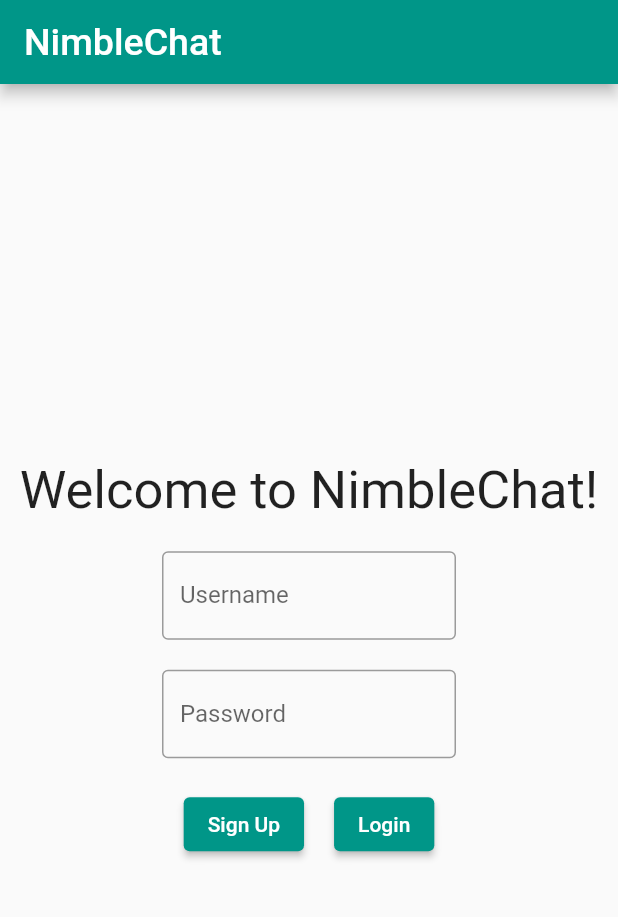
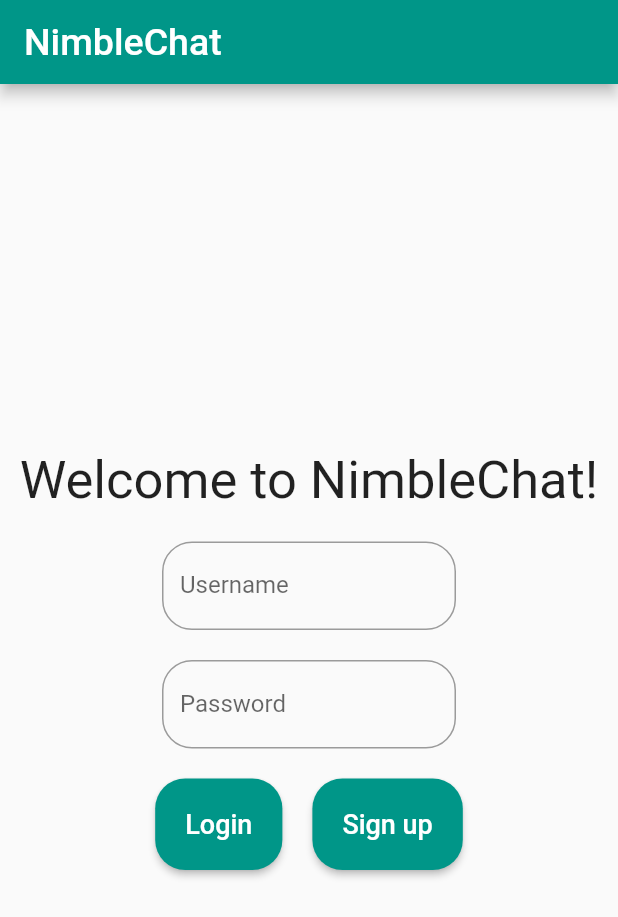
Before and after one commit to RishmaMurugan/Chatroom, a Flutter app: the screen it shows after launch, on a phone screen of 412 x 824 dp. Shown: the top 917 px of the screen. Run offline on Flutter 3.47's test engine with Material 2 defaults, Android fonts, the phone set to English and light mode, and no system bars.

Commit message:
Rounded button styling

```diff
--- a/client/lib/home.dart
+++ b/client/lib/home.dart
@@ -82,7 +82,7 @@ class _HomeState extends State<Home> {
                                 child: new TextField(
                                     controller: usernameController,
                                     decoration: InputDecoration(
-                                    border: OutlineInputBorder(),
+                                        border: OutlineInputBorder(borderRadius: BorderRadius.circular(20)),
                                         labelText: 'Username',
                                     ),
                                 ),
@@ -97,7 +97,7 @@ class _HomeState extends State<Home> {
                                     controller: pwController,
                                     obscureText: true,
                                     decoration: InputDecoration(
-                                    border: OutlineInputBorder(),
+                                        border: OutlineInputBorder(borderRadius: BorderRadius.circular(20)),
                                         labelText: 'Password',
                                     ),
                                 ),
@@ -108,18 +108,36 @@ class _HomeState extends State<Home> {
                         children: <Widget>[
                             Padding(
                                 padding: EdgeInsets.all(10.0),
-                            child: ElevatedButton(
-                                onPressed: () {
-                                    createUser(usernameController.text, pwController.text);
-                                },
-                                child: const Text('Sign Up'),
+                                child:
+                                    ElevatedButton(
+                                        onPressed: () => loginUser(usernameController.text, pwController.text),
+                                        style: ElevatedButton.styleFrom(
+                                            padding: EdgeInsets.symmetric(horizontal: 20.0, vertical: 20.0),
+                                            shape: RoundedRectangleBorder(
+                                                borderRadius: BorderRadius.circular(20.0)
+                                            ),
+                                        ),
+                                        child: Text(
+                                            "Login",
+                                            style: TextStyle(color: Colors.white, fontSize: 18),
+                                        ),
                                     ),
                             ),
                             Padding(
                                 padding: EdgeInsets.all(10.0),
-                            child: ElevatedButton(
-                                onPressed: () => loginUser(usernameController.text, pwController.text),
-                                child: const Text('Login'),
+                                child:
+                                    ElevatedButton(
+                                        onPressed: () {createUser(usernameController.text, pwController.text);},
+                                        style: ElevatedButton.styleFrom(
+                                            padding: EdgeInsets.symmetric(horizontal: 20.0, vertical: 20.0),
+                                            shape: RoundedRectangleBorder(
+                                                borderRadius: BorderRadius.circular(20.0)
+                                            ),
+                                        ),
+                                        child: Text(
+                                            "Sign up",
+                                            style: TextStyle(color: Colors.white, fontSize: 18),
+                                        ),
                                     ),
                             ),
                         ]
```
Also changed, not shown: client/lib/user_home.dart (+26 -12 lines). Lines whose indentation alone changed are shown as unchanged.
